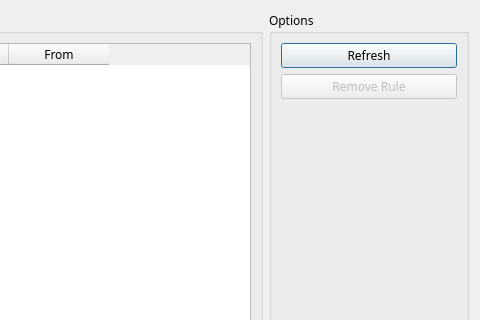
Old version of the form modules/dialogFirewall.ui in the repository bcavlin/onering; both pictures show x 315 to 795 and y 0 to 320 of the 795 by 485 pixel window.
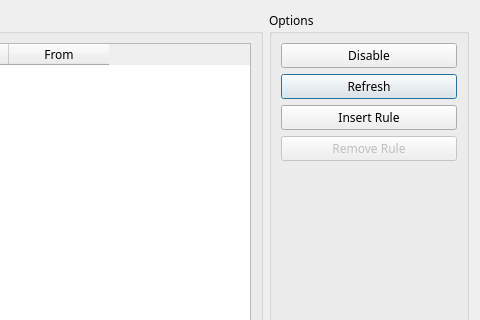
New version of the form.

```diff
--- a/modules/dialogFirewall.ui
+++ b/modules/dialogFirewall.ui
@@ -118,6 +118,13 @@
        <layout class="QVBoxLayout" name="verticalLayout_4">
         <item>
          <layout class="QVBoxLayout" name="verticalLayout_3">
+          <item>
+           <widget class="QPushButton" name="pushButton_enabled">
+            <property name="text">
+             <string>Disable</string>
+            </property>
+           </widget>
+          </item>
           <item>
            <widget class="QPushButton" name="pushButton_refresh">
             <property name="text">
@@ -129,7 +136,14 @@
            </widget>
           </item>
           <item>
-           <widget class="QPushButton" name="pushButton_removeRule">
+           <widget class="QPushButton" name="pushButton_insert">
+            <property name="text">
+             <string>Insert Rule</string>
+            </property>
+           </widget>
+          </item>
+          <item>
+           <widget class="QPushButton" name="pushButton_remove">
             <property name="enabled">
              <bool>false</bool>
             </property>
```
Left out of the diff: 4 changed lines with no effect on the pictures.
